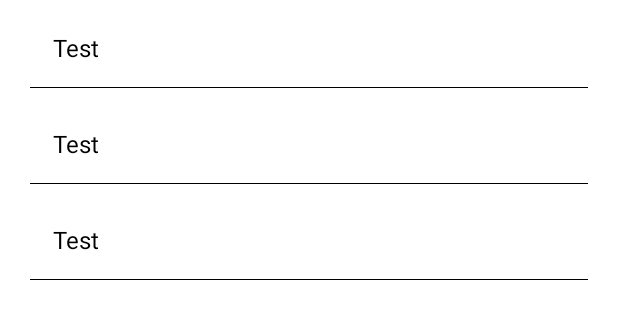
After one commit to muhnuryusri/laboratorium-statistika, an Android app: the layout fragment_data_analysis_dialog.xml on its own in the app's theme, with its tools: preview values and no code run, on a phone screen of 412 x 824 dp. The commit adds this screen. Shown: the top 319 px of the screen. Run offline under Robolectric (Android 15) with nearby library versions, the phone set to English and light mode, and no system bars.

Commit message:
add dialog fragment + update navigation

```diff
--- /dev/null
+++ b/app/src/main/res/drawable/baseline_add_box_24.xml
@@ -0,0 +1,5 @@
+<vector android:height="24dp" android:tint="#000000"
+    android:viewportHeight="24" android:viewportWidth="24"
+    android:width="24dp" xmlns:android="http://schemas.android.com/apk/res/android">
+    <path android:fillColor="@android:color/white" android:pathData="M19,3L5,3c-1.11,0 -2,0.9 -2,2v14c0,1.1 0.89,2 2,2h14c1.1,0 2,-0.9 2,-2L21,5c0,-1.1 -0.9,-2 -2,-2zM17,13h-4v4h-2v-4L7,13v-2h4L11,7h2v4h4v2z"/>
+</vector>
--- /dev/null
+++ b/app/src/main/res/layout/fragment_data_analysis_dialog.xml
@@ -0,0 +1,13 @@
+<?xml version="1.0" encoding="utf-8"?>
+<LinearLayout xmlns:android="http://schemas.android.com/apk/res/android"
+    xmlns:tools="http://schemas.android.com/tools"
+    android:layout_width="match_parent"
+    android:layout_height="wrap_content"
+    tools:context=".ui.data_analysis.DataAnalysisDialogFragment">
+
+    <androidx.recyclerview.widget.RecyclerView
+        android:id="@+id/rv_data_analysis"
+        android:layout_width="match_parent"
+        android:layout_height="wrap_content"
+        tools:listitem="@layout/item_category"/>
+</LinearLayout>
--- /dev/null
+++ b/app/src/main/res/layout/item_category.xml
@@ -0,0 +1,24 @@
+<?xml version="1.0" encoding="utf-8"?>
+<LinearLayout xmlns:android="http://schemas.android.com/apk/res/android"
+    xmlns:tools="http://schemas.android.com/tools"
+    android:layout_width="match_parent"
+    android:layout_height="wrap_content"
+    android:orientation="vertical"
+    android:paddingHorizontal="20dp"
+    android:paddingVertical="5dp">
+
+    <TextView
+        android:id="@+id/tv_category"
+        android:layout_width="match_parent"
+        android:layout_height="wrap_content"
+        android:text="Test"
+        android:padding="15dp"
+        android:textColor="@color/black"
+        android:textSize="16sp" />
+
+    <View
+        android:id="@+id/view_line"
+        android:layout_width="match_parent"
+        android:layout_height="0.5dp"
+        android:background="@color/black" />
+</LinearLayout>
```
Also changed, not shown: app/src/main/java/com/example/laboratorium_statistika/ui/data_analysis/DataAnalysisDialogFragment.kt (added, +122 -0 lines), app/src/main/res/navigation/app_navigation.xml (+20 -0 lines).
